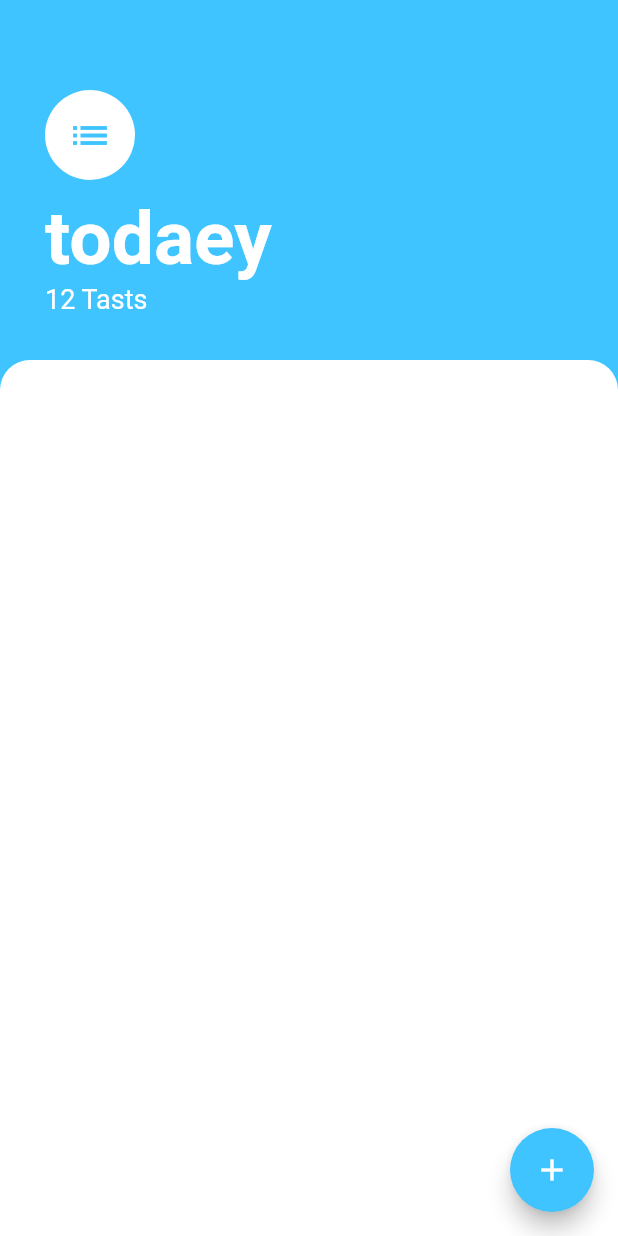
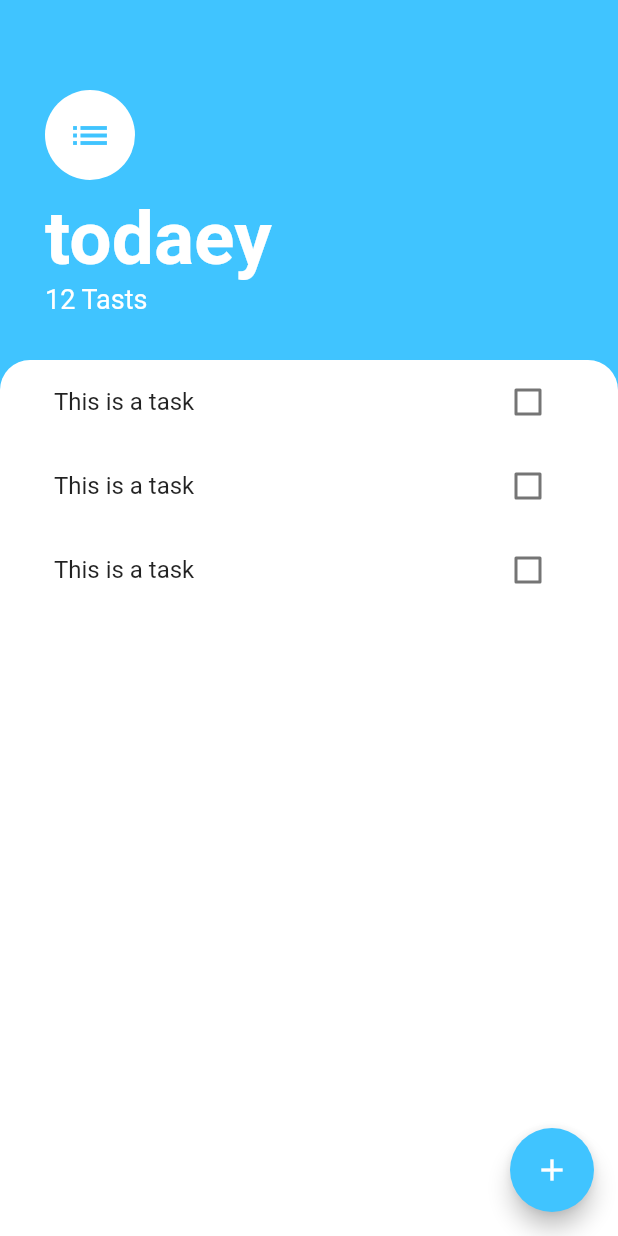
Before and after one commit to Nis-chal/to-do-list-app-flutter, a Flutter app: the screen it shows after launch, on a phone screen of 412 x 824 dp. Run offline on Flutter 3.47's test engine with Material 2 defaults, Android fonts, the phone set to English and light mode, and no system bars.

Commit message:
task list designing was done

```diff
--- a/lib/screens/tasks_screen.dart
+++ b/lib/screens/tasks_screen.dart
@@ -1,4 +1,5 @@
 import 'package:flutter/material.dart';
+import '../widgets/task_list.dart';
 
 class TasksScreen extends StatelessWidget {
   const TasksScreen({Key? key}) : super(key: key);
@@ -10,7 +11,9 @@ class TasksScreen extends StatelessWidget {
       floatingActionButton: FloatingActionButton(
         backgroundColor: Colors.lightBlueAccent,
         child: Icon(Icons.add),
-        onPressed: () {},
+        onPressed: () {
+          //
+        },
       ),
       body: Column(
         crossAxisAlignment: CrossAxisAlignment.start,
@@ -51,6 +54,7 @@ class TasksScreen extends StatelessWidget {
           ),
           Expanded(
             child: Container(
+              padding: EdgeInsets.symmetric(horizontal: 20.0),
               decoration: BoxDecoration(
                 color: Colors.white,
                 borderRadius: BorderRadius.only(
@@ -58,6 +62,7 @@ class TasksScreen extends StatelessWidget {
                   topRight: Radius.circular(20.0),
                 ),
               ),
+              child: TasksList(),
             ),
           ),
         ],
--- /dev/null
+++ b/lib/widgets/task_list.dart
@@ -0,0 +1,15 @@
+import 'package:flutter/material.dart';
+import 'task_tile.dart';
+
+class TasksList extends StatelessWidget {
+  @override
+  Widget build(BuildContext context) {
+    return ListView(
+      children: [
+        TaskTile(),
+        TaskTile(),
+        TaskTile(),
+      ],
+    );
+  }
+}
--- /dev/null
+++ b/lib/widgets/task_tile.dart
@@ -0,0 +1,13 @@
+import 'package:flutter/material.dart';
+class TaskTile extends StatelessWidget {
+  @override
+  Widget build(BuildContext context) {
+    return ListTile(
+      title: Text('This is a task'),
+      trailing: Checkbox(
+        value: false,
+        onChanged: (value) {},
+      ),
+    );
+  }
+}
```
